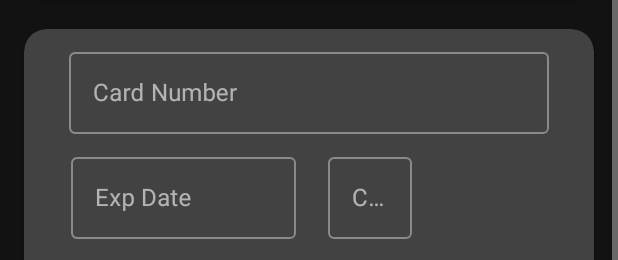
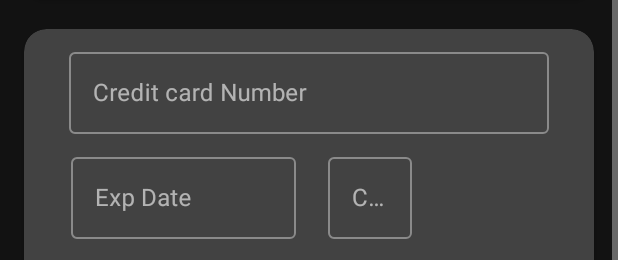
Before and after one commit to crakshit/Rakshit_AndroidProject, an Android app: the layout activity_checkout.xml on its own in the app's theme, with its tools: preview values and no code run, scrolled down 244 dp, on a phone screen of 412 x 824 dp. Shown: the part 744-1004 px from the top of the screen. Run offline under Robolectric (Android 15) with nearby library versions, the light colour scheme and no system bars.

Commit message:
minor details

```diff
--- a/app/src/main/java/com/example/rakshit_project1/CheckoutActivity.java
+++ b/app/src/main/java/com/example/rakshit_project1/CheckoutActivity.java
@@ -70,8 +70,8 @@ public class CheckoutActivity extends AppCompatActivity {
         product_image.setImageResource(image);
         product_name.setText(name);
         product_qty.setText(qty);
-        product_price.setText(price);
-        product_total.setText(total.toString());
+        product_price.setText("$ "+price);
+        product_total.setText("$ "+total.toString());
 
 
         confirm = findViewById(R.id.confirm);
@@ -88,7 +88,7 @@ public class CheckoutActivity extends AppCompatActivity {
 
         validator.addValidation( this, R.id.cardnumber, "^\\d{16}$", R.string.invalid_cardnumber);
         validator.addValidation( this, R.id.expdate, "(\\d)(\\d)\\/(\\d)(\\d)", R.string.invalid_expdate);
-        validator.addValidation( this, R.id.product_qty, "(\\d)(\\d)(\\d)", R.string.invalid_cvv);
+        validator.addValidation( this, R.id.cvv, "(\\d)(\\d)(\\d)", R.string.invalid_cvv);
         validator.addValidation( this, R.id.cardholdername, RegexTemplate.NOT_EMPTY, R.string.invalid_name);
 
 
--- a/app/src/main/java/com/example/rakshit_project1/DetailsActivity.java
+++ b/app/src/main/java/com/example/rakshit_project1/DetailsActivity.java
@@ -6,10 +6,8 @@ import android.content.Intent;
 import android.os.Bundle;
 import android.util.Log;
 import android.view.View;
-import android.widget.ArrayAdapter;
 import android.widget.Button;
 import android.widget.ImageView;
-import android.widget.Spinner;
 import android.widget.TextView;
 
 import com.basgeekball.awesomevalidation.AwesomeValidation;
@@ -51,7 +49,7 @@ public class DetailsActivity extends AppCompatActivity {
         Log.i("image", ""+image);
 
         product_name.setText(name);
-        product_price.setText(price);
+        product_price.setText("$ "+price);
         product_flavours.setText(flavours);
         product_description.setText(description);
         product_image.setImageResource(image);
--- a/app/src/main/res/layout/activity_checkout.xml
+++ b/app/src/main/res/layout/activity_checkout.xml
@@ -381,7 +381,7 @@
                         android:layout_width="320dp"
                         android:layout_height="60dp"
                         android:layout_margin="10dp"
-                        android:hint="Card Number"
+                        android:hint="Credit card Number"
                         app:hintTextColor="@android:color/background_light"
                         app:layout_constraintBottom_toBottomOf="parent"
                         app:layout_constraintEnd_toEndOf="parent"
@@ -424,7 +424,7 @@
                     </com.google.android.material.textfield.TextInputLayout>
 
                     <com.google.android.material.textfield.TextInputLayout
-                        android:id="@+id/product_qty"
+                        android:id="@+id/cvv"
                         style="@style/Widget.MaterialComponents.TextInputLayout.OutlinedBox"
                         android:layout_width="150dp"
                         android:layout_height="60dp"
```
